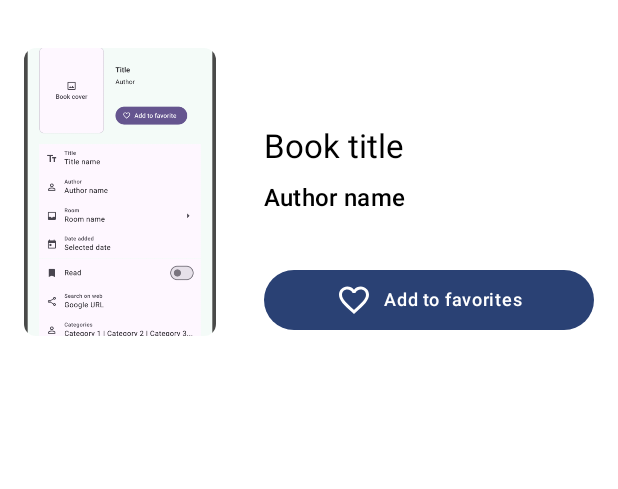
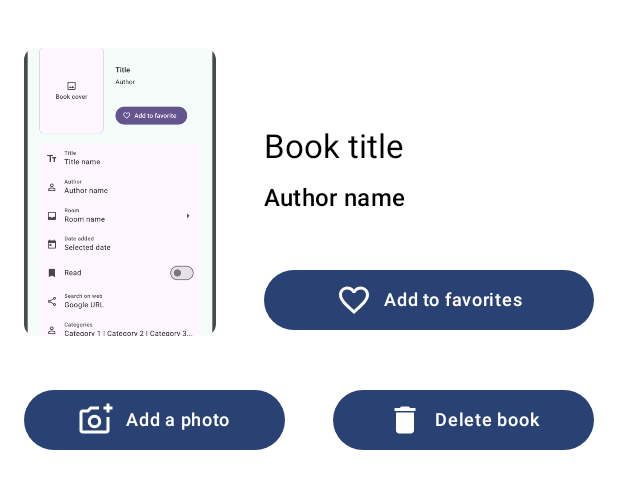
Before and after one commit to skrobeka/bachelor, an Android app built with Jetpack Compose: the @Preview function DefaultPreview, on a phone screen of 412 x 824 dp. Shown: the top 489 px of the screen. Run offline under Robolectric (Android 15) with nearby library versions, the phone set to English and light mode, and no system bars.

Commit message:
Bottom buttons

```diff
--- a/app/src/main/java/com/example/bachelorv1/data/Book.kt
+++ b/app/src/main/java/com/example/bachelorv1/data/Book.kt
@@ -14,7 +14,7 @@ data class Book(
     val locationId: Int,
     val bookIsRead: Boolean = false,
     val bookIsFavorite: Boolean = false,
-    val bookAddedDate: Date = Date(),
+    val bookAddedDate: String,
     val bookEdition: String? = null,
 
     @Embedded val picture: Picture? = null,
--- a/app/src/main/java/com/example/bachelorv1/data/BookGenreCrossRef.kt
+++ b/app/src/main/java/com/example/bachelorv1/data/BookGenreCrossRef.kt
@@ -2,8 +2,8 @@ package com.example.bachelorv1.data
 
 import androidx.room.Entity
 
-@Entity(primaryKeys = ["book_id", "genre_id"],tableName = "BookGenre")
+@Entity(primaryKeys = ["bookId", "genreId"],tableName = "BookGenre")
 data class BookGenreCrossRef(
-    val book: Book,
-    val genre: Genre
+    val bookId: Int,
+    val genreId: Int
 )
--- a/app/src/main/java/com/example/bachelorv1/data/Picture.kt
+++ b/app/src/main/java/com/example/bachelorv1/data/Picture.kt
@@ -7,6 +7,5 @@ import androidx.room.PrimaryKey
 data class Picture(
     @PrimaryKey(autoGenerate = true)
     val pictureId: Int = 0,
-    val bookId: Int,
     val picturePath: String
 )
--- a/app/src/main/java/com/example/bachelorv1/data/PictureDao.kt
+++ b/app/src/main/java/com/example/bachelorv1/data/PictureDao.kt
@@ -16,7 +16,6 @@ interface PictureDao {
     suspend fun deletePicture(picture: Picture)
 
     //Queries
-    @Query("SELECT picturePath FROM picture WHERE bookId = :bookId")
-    fun getPicturesByBook(bookId: Int): LiveData<Picture>
+
 
 }
--- a/app/src/main/java/com/example/bachelorv1/ui/book_details/BookDetailsScreen.kt
+++ b/app/src/main/java/com/example/bachelorv1/ui/book_details/BookDetailsScreen.kt
@@ -1,5 +1,6 @@
 package com.example.bachelorv1.ui.book_details
 
+import android.graphics.drawable.Drawable
 import androidx.compose.foundation.Image
 import androidx.compose.foundation.layout.Arrangement
 import androidx.compose.foundation.layout.Column
@@ -12,6 +13,7 @@ import androidx.compose.foundation.layout.padding
 import androidx.compose.foundation.layout.size
 import androidx.compose.foundation.layout.width
 import androidx.compose.material.icons.Icons
+import androidx.compose.material.icons.filled.Delete
 import androidx.compose.material.icons.filled.FavoriteBorder
 import androidx.compose.material3.Button
 import androidx.compose.material3.Icon
@@ -39,6 +41,7 @@ fun BookDetailsScreen(
             .padding(horizontal = 16.dp, vertical = 32.dp)
     ) {
         /*Top part of the app */
+
         Row(
             modifier = Modifier
                 .fillMaxWidth(),
@@ -52,6 +55,7 @@ fun BookDetailsScreen(
                 painter = painterResource(R.drawable.book_details_screen),
                 contentDescription = null
             )
+
             Spacer(modifier = Modifier.width(32.dp))
 
             Column(
@@ -65,7 +69,9 @@ fun BookDetailsScreen(
                     Spacer(modifier = Modifier.height(8.dp))
                     Text(text = "Author name", style = MaterialTheme.typography.titleMedium)
                 }
+
                 Spacer(modifier = Modifier.height(32.dp))
+
                 Button(
                     modifier = Modifier
                         .fillMaxWidth(),
@@ -82,8 +88,38 @@ fun BookDetailsScreen(
 
         /*Middle part of the app */
 
+        Column (
+            modifier = Modifier
+                .fillMaxSize()
+        ) {
+            Row(
+                modifier = Modifier
+                    .fillMaxWidth(),
+                horizontalArrangement = Arrangement.SpaceBetween
+            ) {
+                Button(
+                    modifier = Modifier
+                        .weight(1f),
+                    onClick = {/*Add a photo*/}
+                ) {
+                    Icon(painterResource(R.drawable.add_a_photo), contentDescription = "Add a photo")
+                    Spacer(modifier = Modifier.width(8.dp))
+                    Text(text = "Add a photo", style = MaterialTheme.typography.labelMedium)
+                }
 
+                Spacer(modifier = Modifier.width(32.dp))
 
+                Button(
+                    modifier = Modifier
+                        .weight(1f),
+                    onClick = {/*Delete book*/}
+                ) {
+                    Icon(Icons.Default.Delete, contentDescription = "Delete book")
+                    Spacer(modifier = Modifier.width(8.dp))
+                    Text(text = "Delete book", style = MaterialTheme.typography.labelMedium)
+                }
+            }
+        }
 
     }
 }
--- /dev/null
+++ b/app/src/main/res/drawable/add_a_photo.xml
@@ -0,0 +1,9 @@
+<vector xmlns:android="http://schemas.android.com/apk/res/android"
+    android:width="24dp"
+    android:height="24dp"
+    android:viewportWidth="960"
+    android:viewportHeight="960">
+  <path
+      android:fillColor="@android:color/white"
+      android:pathData="M440,520L440,520L440,520L440,520L440,520L440,520Q440,520 440,520Q440,520 440,520L440,520Q440,520 440,520Q440,520 440,520L440,520Q440,520 440,520Q440,520 440,520L440,520L440,520ZM120,840Q87,840 63.5,816.5Q40,793 40,760L40,280Q40,247 63.5,223.5Q87,200 120,200L246,200L320,120L560,120L560,200L355,200L282,280L120,280Q120,280 120,280Q120,280 120,280L120,760Q120,760 120,760Q120,760 120,760L760,760Q760,760 760,760Q760,760 760,760L760,400L840,400L840,760Q840,793 816.5,816.5Q793,840 760,840L120,840ZM760,280L760,200L680,200L680,120L760,120L760,40L840,40L840,120L920,120L920,200L840,200L840,280L760,280ZM440,700Q515,700 567.5,647.5Q620,595 620,520Q620,445 567.5,392.5Q515,340 440,340Q365,340 312.5,392.5Q260,445 260,520Q260,595 312.5,647.5Q365,700 440,700ZM440,620Q398,620 369,591Q340,562 340,520Q340,478 369,449Q398,420 440,420Q482,420 511,449Q540,478 540,520Q540,562 511,591Q482,620 440,620Z"/>
+</vector>
--- a/app/src/main/res/values/strings.xml
+++ b/app/src/main/res/values/strings.xml
@@ -1,3 +1,3 @@
 <resources>
-    <string name="app_name">Bachelor v1</string>
+    <string name="app_name">BookApp</string>
 </resources>
```
Also changed, not shown: app/src/main/java/com/example/bachelorv1/MainActivity.kt (+1 -18 lines).
